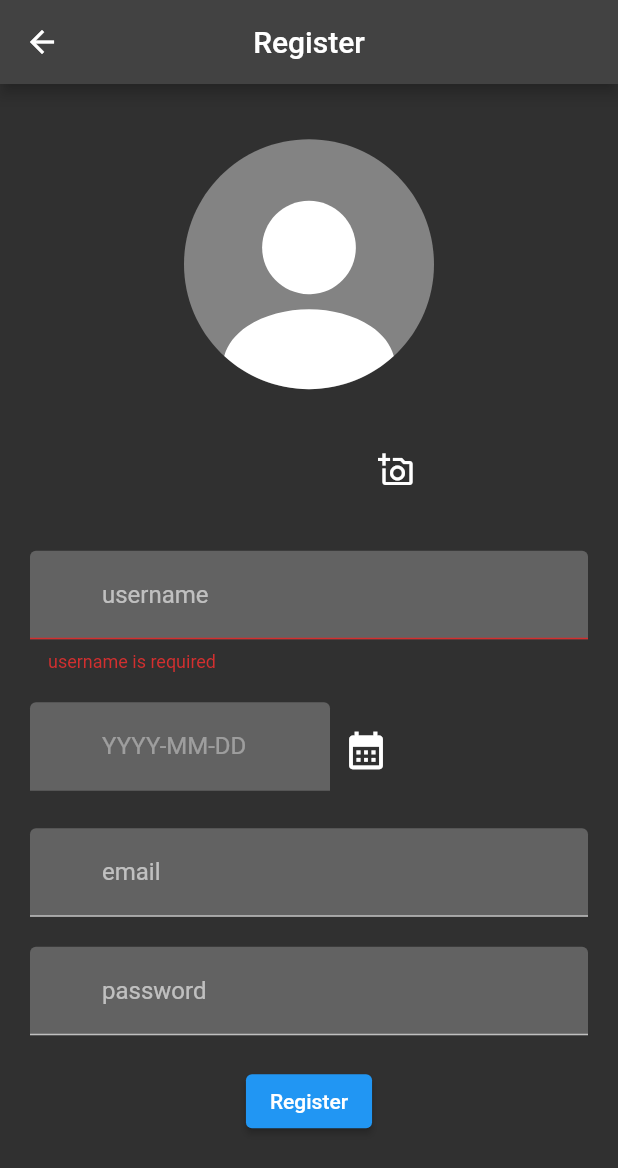
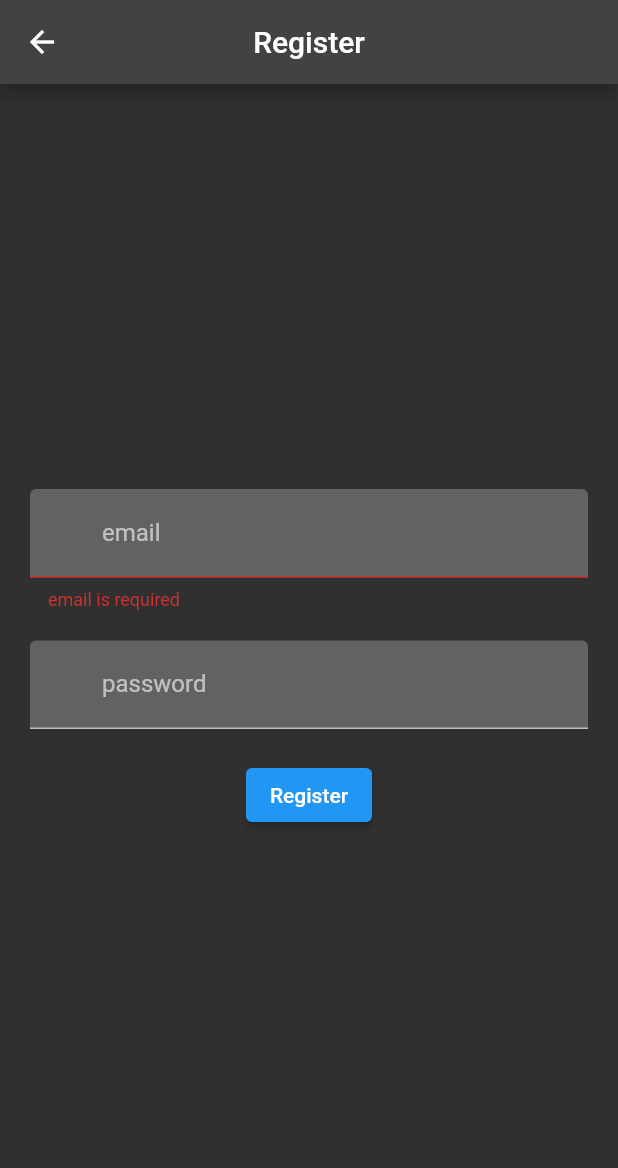
Before and after one commit to Zouuabi/nuitdInfo, a Flutter app: the RegisterScreen screen opened by its route, after a tap on "Register", on a phone screen of 412 x 824 dp. Shown: the top 1168 px of the screen. Run offline on Flutter 3.47's test engine with Material 2 defaults, Android fonts, the phone set to English and light mode, and no system bars; our stand-ins replace cloud_firestore, dartz, equatable, firebase_auth, firebase_core, flutter_bloc and 3 more; accounts and stored records are empty.

Commit message:
mochklt el register

```diff
--- a/lib/src/data/repository/repository_impl.dart
+++ b/lib/src/data/repository/repository_impl.dart
@@ -1,21 +1,19 @@
+import 'dart:async';
+
 import 'package:doft/src/core/failure.dart';
 import 'package:firebase_auth/firebase_auth.dart';
+import 'package:flutter/foundation.dart';
 
 import '../../core/internet_checker.dart';
 import '../../domain/repositories/repositories.dart';
 import '../data_source/remote_data_source/firebase_auth.dart';
 import 'package:dartz/dartz.dart';
 
-
-
 class RepositoryImpl extends Repository {
   RepositoryImpl({required this.auth});
 
-
   final FirebaseAuthentication auth;
-  final InternetCheckerImpl internetChecker = InternetCheckerImpl() ;
-
-
+  final InternetCheckerImpl internetChecker = InternetCheckerImpl();
 
   @override
   Future<Either<Failure, void>> signIn(String email, String password) async {
@@ -32,12 +30,13 @@ class RepositoryImpl extends Repository {
   }
 
   @override
-  Future<Either<Failure, void>> register(String email, String password) async {
+  Future<Either<Failure, User>> createUser(
+      String email, String password) async {
     try {
-      await auth.register(email, password);
-      // register user ...
-      // upload pohtot
-      return const Right(null);
+      var user = await auth.register(email, password);
+      await user!.sendEmailVerification();
+
+      return  Right(user);
     } on FirebaseAuthException catch (error) {
       return Left(Failure(errrorMessage: error.code));
     }
--- a/lib/src/domain/repositories/repositories.dart
+++ b/lib/src/domain/repositories/repositories.dart
@@ -1,10 +1,11 @@
 import 'package:dartz/dartz.dart';
+import 'package:firebase_auth/firebase_auth.dart';
 
 import '../../core/failure.dart';
 
 abstract class Repository {
 
   Future<Either<Failure, void>> signIn(String email, String password);
-  Future<Either<Failure, void>> register(String email, String password);
+  Future<Either<Failure, User>> createUser(String email, String password);
 
 }
--- a/lib/src/presentation/login/widgets/myform.dart
+++ b/lib/src/presentation/login/widgets/myform.dart
@@ -1,3 +1,4 @@
+import 'package:firebase_auth/firebase_auth.dart';
 import 'package:flutter/material.dart';
 
 import '../../shared/text_field.dart';
@@ -24,6 +25,7 @@ class MyForm extends StatelessWidget {
   Widget build(BuildContext context) {
     return Column(
       children: [
+        ElevatedButton(onPressed: () {}, child: const Text('send email')),
         MyTextField(
             labelText: 'email',
             errorMessage: 'email required',
--- a/lib/src/presentation/register/cubit/register_cubit.dart
+++ b/lib/src/presentation/register/cubit/register_cubit.dart
@@ -1,5 +1,6 @@
 import 'dart:typed_data';
 
+import 'package:doft/src/domain/repositories/repositories.dart';
 import 'package:flutter/material.dart' show TextEditingController;
 
 import 'package:equatable/equatable.dart';
@@ -10,7 +11,9 @@ import '../../../core/image_picker.dart';
 part 'register_state.dart';
 
 class RegisterCubit extends Cubit<RegisterState> {
-  RegisterCubit() : super(RegisterInitial());
+  RegisterCubit(this._repositoryImpl) : super(RegisterInitial());
+
+  final Repository _repositoryImpl;
 
   /// Todo : rodhom private + add getters
   TextEditingController usernameController = TextEditingController();
@@ -33,14 +36,32 @@ class RegisterCubit extends Cubit<RegisterState> {
   }
 
   void register() async {
-    if (usernameController.text.isEmpty) {
-      emit(const RegisterError(errorMessage: 'username empty'));
-    } else if (birth == null || birth == 'null') {
-      emit(const RegisterError(errorMessage: 'date empty'));
-    } else if (emailController.text.isEmpty) {
+    // if (usernameController.text.isEmpty) {
+    //   emit(const RegisterError(errorMessage: 'username empty'));
+    // } else if (birth == null || birth == 'null') {
+    //   emit(const RegisterError(errorMessage: 'date empty'));
+    // } else if (emailController.text.isEmpty) {
+    //   emit(const RegisterError(errorMessage: 'email empty'));
+    // } else if (passwordController.text.isEmpty) {
+    //   emit(const RegisterError(errorMessage: 'password empty'));
+    // } else {
+
+    if (emailController.text.isEmpty) {
       emit(const RegisterError(errorMessage: 'email empty'));
     } else if (passwordController.text.isEmpty) {
       emit(const RegisterError(errorMessage: 'password empty'));
+    } else {
+      var result = await _repositoryImpl.createUser(
+          emailController.text, passwordController.text);
+
+      result.fold(
+        (failure) => emit(RegisterError(errorMessage: failure.errrorMessage)),
+        (user) {
+          if (user.emailVerified == false) {
+            emit(const RegisterError(errorMessage: 'email not verified'));
+          }
+        },
+      );
     }
   }
 }
--- a/lib/src/presentation/register/cubit/register_state.dart
+++ b/lib/src/presentation/register/cubit/register_state.dart
@@ -8,6 +8,9 @@ abstract class RegisterState extends Equatable {
 }
 
 class RegisterInitial extends RegisterState {}
+
+
+
 
 class RegisterDateAdded extends RegisterState {
   final String date;
--- a/lib/src/presentation/register/pages/register_screen.dart
+++ b/lib/src/presentation/register/pages/register_screen.dart
@@ -3,11 +3,12 @@ import 'package:flutter/material.dart';
 import 'package:flutter_bloc/flutter_bloc.dart';
 
 import 'package:doft/src/core/date_picker.dart';
+import 'package:doft/src/data/data_source/remote_data_source/firebase_auth.dart';
+import 'package:doft/src/data/repository/repository_impl.dart';
 import 'package:doft/src/presentation/register/cubit/register_cubit.dart';
 import 'package:doft/src/presentation/shared/text_field.dart';
 
 import '../../shared/date.dart';
-import '../widgets/profile_photo.dart';
 
 class RegisterScreen extends StatelessWidget {
   const RegisterScreen({super.key});
@@ -15,77 +16,41 @@ class RegisterScreen extends StatelessWidget {
   @override
   Widget build(BuildContext context) {
     return BlocProvider<RegisterCubit>(
-      create: (context) => RegisterCubit(),
+      create: (context) =>
+          RegisterCubit(RepositoryImpl(auth: FirebaseAuthentication())),
       child: Scaffold(
         appBar: AppBar(
           title: const Text('Register'),
           centerTitle: true,
         ),
-        body: Padding(
-          padding: const EdgeInsets.all(20),
-          child: BlocConsumer<RegisterCubit, RegisterState>(
-            listener: (context, state) {},
+        body: BlocConsumer<RegisterCubit, RegisterState>(
+          listener: (context, state) {
+            if (state is RegisterError &&
+                state.errorMessage == 'email not verified') {
+              showDialog(
+                  context: context,
+                  builder: (context) {
+                    return AlertDialog(
+                      title: const Text('Verify email'),
+                      actions: [
+                        TextButton(
+                          onPressed: () {},
+                          child: const Text('Confirm Verification'),
+                        )
+                      ],
+                    );
+                  });
+            }
+          },
           builder: (context, state) {
             var mycubit = BlocProvider.of<RegisterCubit>(context);
 
-              return Column(
+            return Container(
+              height: double.infinity,
+              padding: const EdgeInsetsDirectional.symmetric(horizontal: 20),
+              child: Column(
                 mainAxisAlignment: MainAxisAlignment.center,
                 children: [
-                  // profile photo
-                  Expanded(
-                      flex: 2,
-                      child: ProfilePhotoSelector(
-                          pictureFile: mycubit.photo,
-                          onPressed: () {
-                            mycubit.addPhoto();
-                          })),
-                  Expanded(
-                    flex: 3,
-                    child: SingleChildScrollView(
-                      child: _getForm(mycubit, state, context),
-                    ),
-                  )
-                ],
-              );
-            },
-          ),
-        ),
-      ),
-    );
-  }
-
-  Column _getForm(RegisterCubit mycubit, RegisterState state, BuildContext context) {
-    return Column(
-                      mainAxisAlignment: MainAxisAlignment.spaceBetween,
-                      children: [
-                        MyTextField(
-                          labelText: 'username',
-                          errorMessage: 'username is required',
-                          keyboardType: TextInputType.name,
-                          icon: null,
-                          controller: mycubit.usernameController,
-                          hintText: 'Enter your username',
-                          isError: state is RegisterError &&
-                                  state.errorMessage == 'username empty'
-                              ? true
-                              : false,
-                        ),
-                        const SizedBox(height: 20),
-                        DateWidget(
-                          isError: state is RegisterError &&
-                                  state.errorMessage == 'date empty'
-                              ? true
-                              : false,
-                          label: state is RegisterDateAdded
-                              ? state.date.substring(0, 9)
-                              : 'YYYY-MM-DD',
-                          onPressed: () {
-                            pickDate(context).then((date) {
-                              mycubit.dateAdded(date.toString());
-                            });
-                          },
-                        ),
-                        const SizedBox(height: 20),
                   MyTextField(
                     labelText: 'email',
                     errorMessage: 'email is required',
@@ -118,6 +83,55 @@ class RegisterScreen extends StatelessWidget {
                       },
                       child: const Text('Register')),
                 ],
+              ),
+            );
+          },
+        ),
+      ),
+    );
+  }
+
+  // Expanded(
+  //                     flex: 2,
+  //                     child: ProfilePhotoSelector(
+  //                         pictureFile: mycubit.photo,
+  //                         onPressed: () {
+  //                           mycubit.addPhoto();
+  //                         })),
+
+  Column _getForm(
+      RegisterCubit mycubit, RegisterState state, BuildContext context) {
+    return Column(
+      mainAxisAlignment: MainAxisAlignment.spaceBetween,
+      children: [
+        MyTextField(
+          labelText: 'username',
+          errorMessage: 'username is required',
+          keyboardType: TextInputType.name,
+          icon: null,
+          controller: mycubit.usernameController,
+          hintText: 'Enter your username',
+          isError:
+              state is RegisterError && state.errorMessage == 'username empty'
+                  ? true
+                  : false,
+        ),
+        const SizedBox(height: 20),
+        DateWidget(
+          isError: state is RegisterError && state.errorMessage == 'date empty'
+              ? true
+              : false,
+          label: state is RegisterDateAdded
+              ? state.date.substring(0, 9)
+              : 'YYYY-MM-DD',
+          onPressed: () {
+            pickDate(context).then((date) {
+              mycubit.dateAdded(date.toString());
+            });
+          },
+        ),
+        const SizedBox(height: 20),
+      ],
     );
   }
 }
```
Also changed, not shown: lib/src/data/data_source/remote_data_source/firebase_auth.dart (+10 -2 lines). Lines whose indentation alone changed are shown as unchanged.
